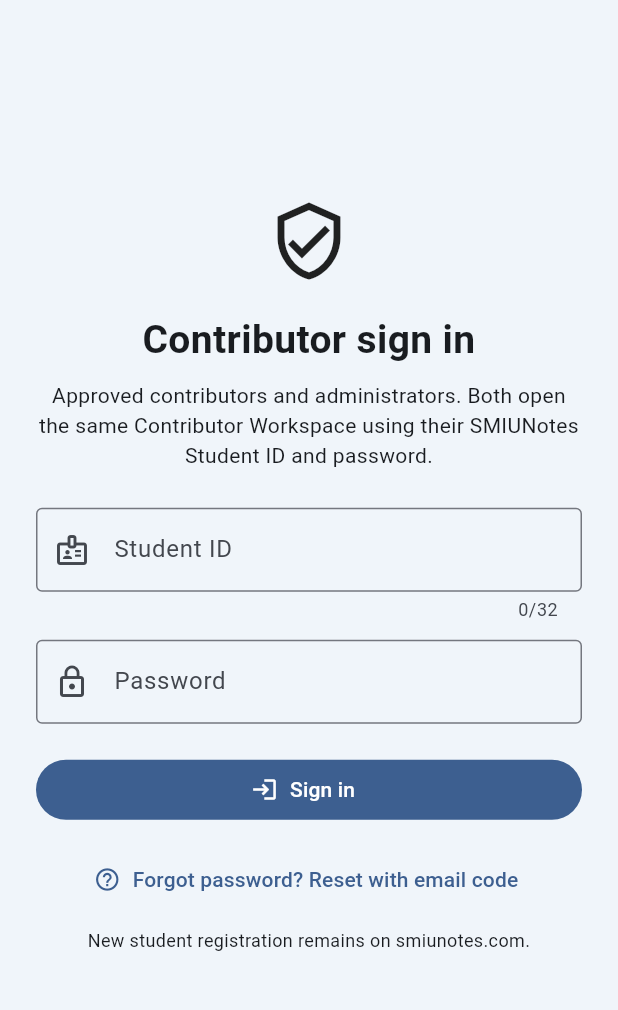
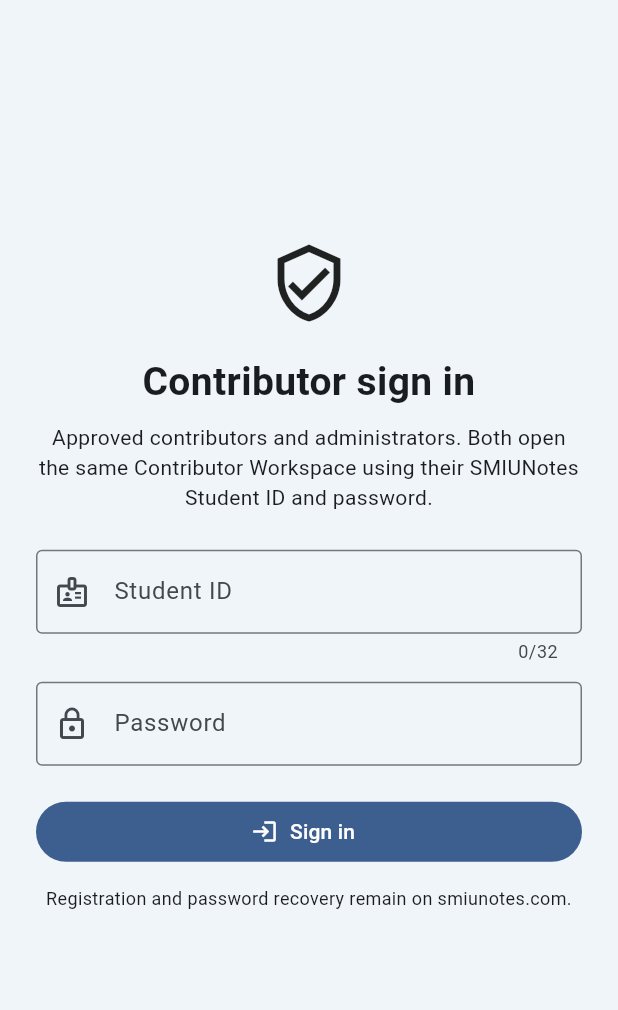
Before and after one commit to Basheer-1/smiunotes-contributers-app, a Flutter app: the screen it shows after launch, on a phone screen of 412 x 824 dp, the part 84-1094 px from its top. Run offline on Flutter 3.47's test engine with Material 3 defaults, Android fonts, the phone set to English and light mode, and no system bars; our stand-ins replace file_picker, flutter_secure_storage, material_ui, webview_flutter.

Commit message:
revert: remove mistakenly added account recovery UI from Contributors App

```diff
--- a/lib/main.dart
+++ b/lib/main.dart
@@ -5,7 +5,6 @@ import 'contributor_avatar.dart';
 import 'contributor_api.dart';
 import 'contributor_challenge.dart';
 import 'contributor_draft_details_page.dart';
-import 'contributor_recovery_page.dart';
 
 void main() => runApp(const ContributorsApp());
 
@@ -313,17 +312,7 @@ class _ContributorHomeState extends State<ContributorHome> {
           FilledButton.icon(onPressed: busy ? null : _signIn,
             icon: const Icon(Icons.login), label: const Text('Sign in')),
           const SizedBox(height: 12),
-          TextButton.icon(
-            onPressed: busy ? null : () async {
-              await Navigator.of(context).push(MaterialPageRoute<void>(
-                builder: (_) => ContributorRecoveryPage(api: api),
-              ));
-            },
-            icon: const Icon(Icons.help_outline),
-            label: const Text('Forgot password? Reset with email code'),
-          ),
-          const SizedBox(height: 8),
-          const Text('New student registration remains on smiunotes.com.',
+          const Text('Registration and password recovery remain on smiunotes.com.',
             textAlign: TextAlign.center, style: TextStyle(fontSize: 12)),
         ],
       ),
```
